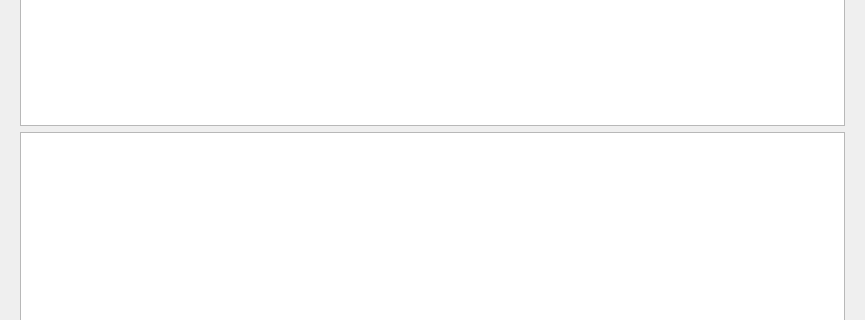
Old version of the form wizzard_dialog.ui in the repository sklencar/rrm-plugin; both pictures show x 0 to 865 and y 534 to 854 of the 865 by 1149 pixel window.
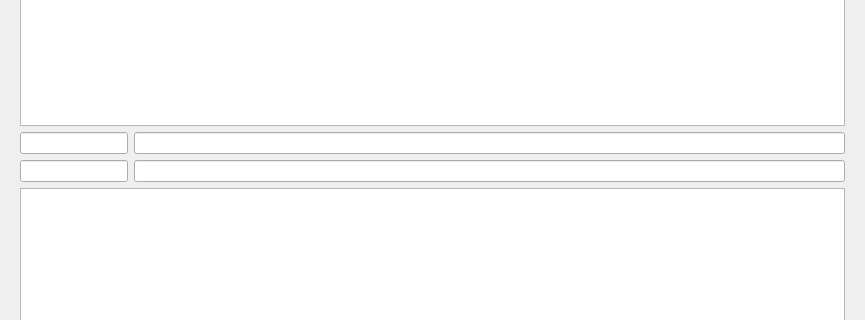
New version of the form.

Commit message: populate fields attr

Patch:
```diff
--- a/wizzard_dialog.ui
+++ b/wizzard_dialog.ui
@@ -72,9 +72,21 @@
         </property>
        </widget>
       </item>
-      <item row="6" column="0" colspan="2">
+      <item row="8" column="0" colspan="2">
        <widget class="QTreeView" name="fieldView"/>
       </item>
+      <item row="6" column="0">
+       <widget class="QLineEdit" name="prefixSourceAttr"/>
+      </item>
+      <item row="7" column="0">
+       <widget class="QLineEdit" name="prefixTargetAttr"/>
+      </item>
+      <item row="6" column="1">
+       <widget class="QLineEdit" name="suffixSourceAttr"/>
+      </item>
+      <item row="7" column="1">
+       <widget class="QLineEdit" name="suffixTargetAttr"/>
+      </item>
      </layout>
     </widget>
    </item>
```
The commit also changes 1 other file.
